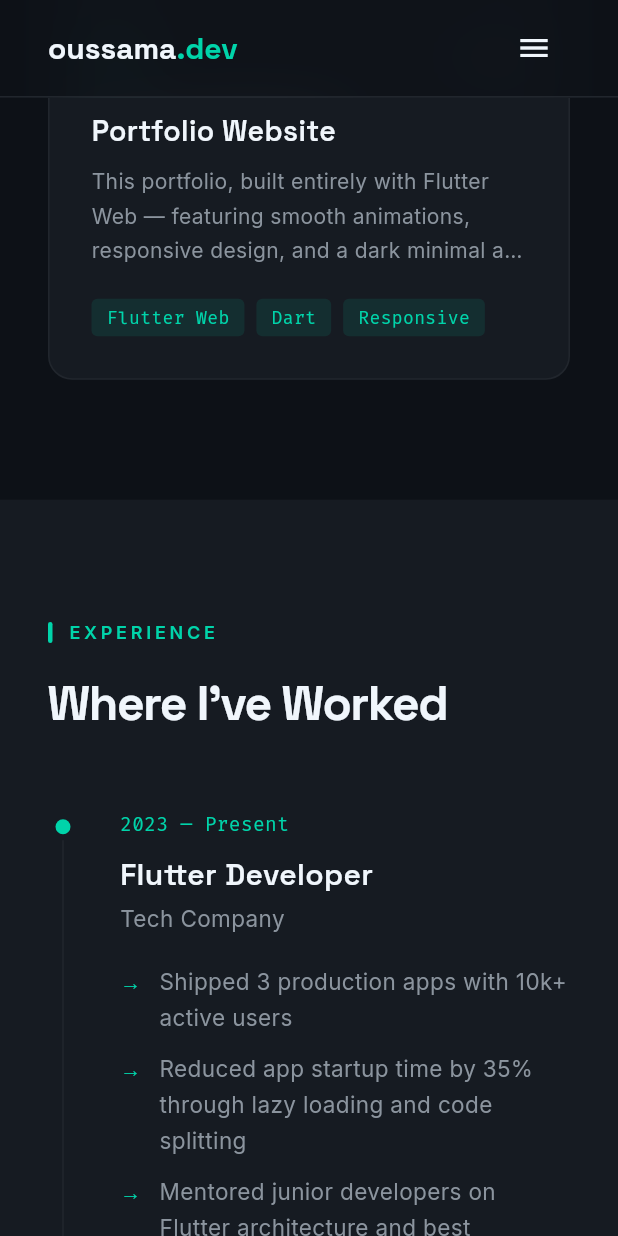
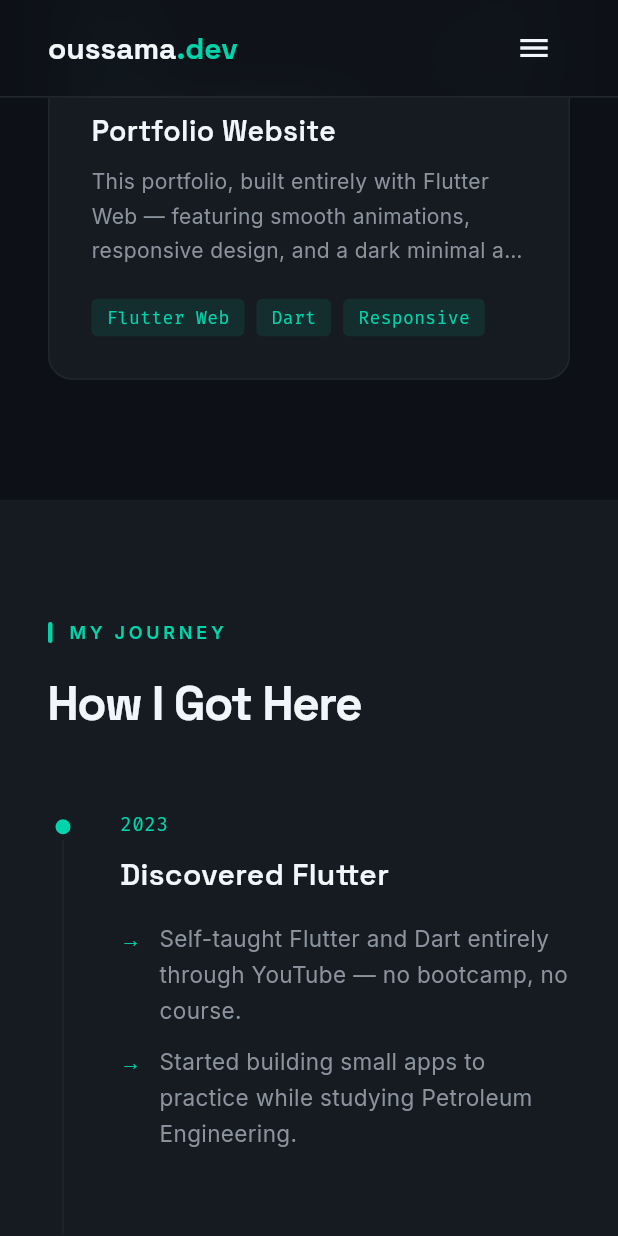
Before and after one commit to osmsmix/portfolio, a Flutter app: the screen it shows after launch, scrolled down 2880 dp, on a phone screen of 412 x 824 dp. Run offline on Flutter 3.47's test engine with Material 3 defaults, Android fonts, the phone set to English and light mode, and no system bars; drawn by our look-alikes of flutter_animate; our stand-ins replace google_fonts.

Commit message:
Replace experience section with personal journey timeline
Self-taught Flutter developer story: discovered Flutter in 2023 via YouTube,
built Mauri-Citat solo, published on both App Store and Google Play in 2025.

Co-Authored-By: Claude Sonnet 4.6 <noreply@anthropic.com>

```diff
--- a/lib/data/portfolio_data.dart
+++ b/lib/data/portfolio_data.dart
@@ -14,17 +14,15 @@ class Project {
   });
 }
 
-class Experience {
-  final String role;
-  final String company;
-  final String period;
-  final List<String> highlights;
+class JourneyStep {
+  final String year;
+  final String title;
+  final List<String> details;
 
-  const Experience({
-    required this.role,
-    required this.company,
-    required this.period,
-    required this.highlights,
+  const JourneyStep({
+    required this.year,
+    required this.title,
+    required this.details,
   });
 }
 
@@ -83,25 +81,37 @@ class PortfolioData {
     ),
   ];
 
-  static const List<Experience> experiences = [
-    Experience(
-      role: 'Flutter Developer',
-      company: 'Tech Company',
-      period: '2023 — Present',
-      highlights: [
-        'Shipped 3 production apps with 10k+ active users',
-        'Reduced app startup time by 35% through lazy loading and code splitting',
-        'Mentored junior developers on Flutter architecture and best practices',
+  static const List<JourneyStep> journey = [
+    JourneyStep(
+      year: '2023',
+      title: 'Discovered Flutter',
+      details: [
+        'Self-taught Flutter and Dart entirely through YouTube — no bootcamp, no course.',
+        'Started building small apps to practice while studying Petroleum Engineering.',
       ],
     ),
-    Experience(
-      role: 'Mobile Developer Intern',
-      company: 'Startup',
-      period: '2022 — 2023',
-      highlights: [
-        'Built pixel-perfect UI components from Figma designs using Flutter',
-        'Integrated REST APIs and managed state with Provider',
-        'Participated in agile ceremonies and weekly code reviews',
+    JourneyStep(
+      year: '2024',
+      title: 'Built Mauri-Citat',
+      details: [
+        'Designed and developed a full-stack football pitch booking app from scratch.',
+        'Integrated Supabase, Firebase, interactive maps, push notifications, and trilingual support.',
+      ],
+    ),
+    JourneyStep(
+      year: '2025',
+      title: 'Shipped on Both Stores',
+      details: [
+        'Published Mauri-Citat on the App Store and Google Play — fully solo.',
+        'Handled everything: architecture, UI, backend, deployment, and store submissions.',
+      ],
+    ),
+    JourneyStep(
+      year: 'Now',
+      title: 'Building More',
+      details: [
+        'Actively looking for Flutter projects and collaborations.',
+        'Turning ideas into polished, production-ready apps.',
       ],
     ),
   ];
--- a/lib/sections/experience_section.dart
+++ b/lib/sections/experience_section.dart
@@ -24,10 +24,10 @@ class ExperienceSection extends StatelessWidget {
             child: Column(
               crossAxisAlignment: CrossAxisAlignment.start,
               children: [
-                const SectionTitle(label: 'Experience'),
+                const SectionTitle(label: 'My Journey'),
                 const SizedBox(height: 16),
                 Text(
-                  "Where I've Worked",
+                  'How I Got Here',
                   style: GoogleFonts.spaceGrotesk(
                     fontSize: isMobile ? 32 : 40,
                     fontWeight: FontWeight.w700,
@@ -36,10 +36,10 @@ class ExperienceSection extends StatelessWidget {
                   ),
                 ),
                 const SizedBox(height: 48),
-                ...PortfolioData.experiences.asMap().entries.map((entry) {
-                  return _ExperienceItem(
-                    experience: entry.value,
-                    isLast: entry.key == PortfolioData.experiences.length - 1,
+                ...PortfolioData.journey.asMap().entries.map((entry) {
+                  return _JourneyItem(
+                    step: entry.value,
+                    isLast: entry.key == PortfolioData.journey.length - 1,
                     delay: (entry.key * 150).ms,
                   );
                 }),
@@ -52,13 +52,13 @@ class ExperienceSection extends StatelessWidget {
   }
 }
 
-class _ExperienceItem extends StatelessWidget {
-  final Experience experience;
+class _JourneyItem extends StatelessWidget {
+  final JourneyStep step;
   final bool isLast;
   final Duration delay;
 
-  const _ExperienceItem({
-    required this.experience,
+  const _JourneyItem({
+    required this.step,
     required this.isLast,
     required this.delay,
   });
@@ -96,12 +96,12 @@ class _ExperienceItem extends StatelessWidget {
           const SizedBox(width: 28),
           Expanded(
             child: Padding(
-              padding: EdgeInsets.only(bottom: isLast ? 0 : 52),
+              padding: EdgeInsets.only(bottom: isLast ? 0 : 48),
               child: Column(
                 crossAxisAlignment: CrossAxisAlignment.start,
                 children: [
                   Text(
-                    experience.period,
+                    step.year,
                     style: GoogleFonts.firaCode(
                       fontSize: 13,
                       color: AppColors.accent,
@@ -109,23 +109,15 @@ class _ExperienceItem extends StatelessWidget {
                   ),
                   const SizedBox(height: 10),
                   Text(
-                    experience.role,
+                    step.title,
                     style: GoogleFonts.spaceGrotesk(
                       fontSize: 20,
                       fontWeight: FontWeight.w600,
                       color: AppColors.textPrimary,
                     ),
                   ),
-                  const SizedBox(height: 4),
-                  Text(
-                    experience.company,
-                    style: GoogleFonts.inter(
-                      fontSize: 15,
-                      color: AppColors.textSecondary,
-                    ),
-                  ),
-                  const SizedBox(height: 20),
-                  ...experience.highlights.map((h) {
+                  const SizedBox(height: 16),
+                  ...step.details.map((d) {
                     return Padding(
                       padding: const EdgeInsets.only(bottom: 10),
                       child: Row(
@@ -144,7 +136,7 @@ class _ExperienceItem extends StatelessWidget {
                           const SizedBox(width: 12),
                           Expanded(
                             child: Text(
-                              h,
+                              d,
                               style: GoogleFonts.inter(
                                 fontSize: 15,
                                 color: AppColors.textSecondary,
```
